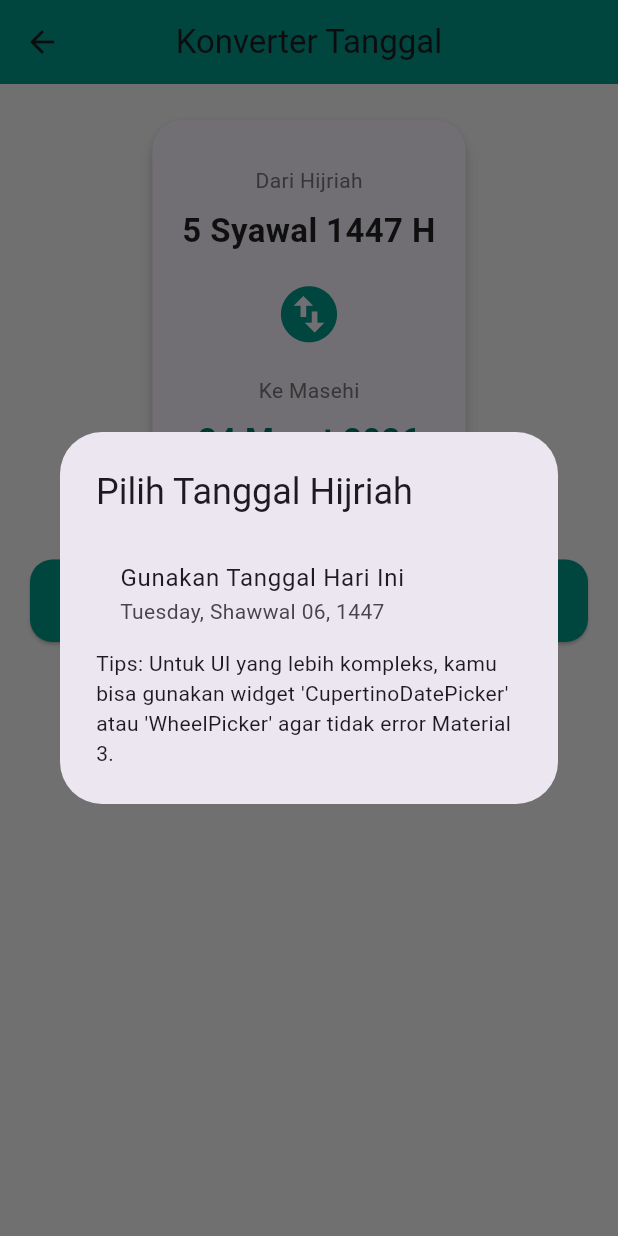
After one commit to naxrel/mobilemodul4, a Flutter app: the DateConverterPage screen opened directly, after a tap on the "swap vertical circle" icon, after a tap on "Pilih Tanggal", on a phone screen of 412 x 824 dp. The commit adds this screen. Run offline on Flutter 3.47's test engine with Material 3 defaults, Android fonts, the phone set to English and light mode, and no system bars; our stand-ins replace hijri, math_expressions.

Commit message:
tambah fitur convert masehi ke hijriah

```diff
--- a/lib/main.dart
+++ b/lib/main.dart
@@ -1,7 +1,10 @@
 import 'package:flutter/material.dart';
+import 'package:intl/date_symbol_data_local.dart';
 import 'screens/login_screen.dart';
 
-void main() {
+Future<void> main() async {
+  WidgetsFlutterBinding.ensureInitialized();
+  await initializeDateFormatting('id_ID');
   runApp(const MainApp());
 }
 
--- a/lib/screens/calculator_screen.dart
+++ b/lib/screens/calculator_screen.dart
@@ -62,6 +62,8 @@ class _CalculatorViewState extends State<CalculatorView> {
                   alignment: Alignment.centerRight,
                   child: Text(
                     userInput,
+                    overflow: TextOverflow.ellipsis,
+                    maxLines: 4,
                     style: const TextStyle(fontSize: 18, color: Colors.white),
                   ),
                 ),
--- /dev/null
+++ b/lib/screens/date_converter_page.dart
@@ -0,0 +1,208 @@
+import 'package:flutter/material.dart';
+import 'package:hijri/hijri_calendar.dart';
+import 'package:intl/intl.dart';
+
+class DateConverterPage extends StatefulWidget {
+  @override
+  _DateConverterPageState createState() => _DateConverterPageState();
+}
+
+class _DateConverterPageState extends State<DateConverterPage> {
+  bool isMasehiToHijri = true;
+  DateTime selectedDate = DateTime.now();
+  late HijriCalendar _selectedHijri;
+
+  Future<void> _pilihTanggalMasehi(BuildContext context) async {
+    final DateTime? picked = await showDatePicker(
+      context: context,
+      initialDate: selectedDate,
+      firstDate: DateTime(1900),
+      lastDate: DateTime(2100),
+    );
+    if (picked != null && picked != selectedDate) {
+      setState(() {
+        selectedDate = picked;
+      });
+    }
+  }
+
+  @override
+  void initState() {
+    // TODO: implement initState
+    super.initState();
+    _selectedHijri = HijriCalendar.fromDate(selectedDate);
+  }
+  String get masehiToHijri {
+    var h = HijriCalendar.fromDate(selectedDate);
+    // Format: Tanggal NamaBulan Tahun H
+    return "${h.hDay} ${h.longMonthName} ${h.hYear} H";
+  }
+
+  // FUNGSI 2: Konversi Hijriah ke Masehi
+  String get hijriToMasehi {
+    // Mengambil objek DateTime dari input Hijriah
+    DateTime g = _selectedHijri.hijriToGregorian(
+        _selectedHijri.hYear,
+        _selectedHijri.hMonth,
+        _selectedHijri.hDay
+    );
+    return DateFormat('dd MMMM yyyy', 'id_ID').format(g);
+  }
+
+  // FUNGSI 3: Handler saat User pilih tanggal Masehi
+  Future<void> _pilihMasehi() async {
+    final DateTime? picked = await showDatePicker(
+      context: context,
+      initialDate: selectedDate,
+      firstDate: DateTime(1900),
+      lastDate: DateTime(2100),
+    );
+    if (picked != null) {
+      setState(() {
+        selectedDate = picked;
+        // Sinkronkan objek hijri agar saat di-swap datanya sama
+        _selectedHijri = HijriCalendar.fromDate(picked);
+      });
+    }
+  }
+
+  void toggleDirection() {
+    setState(() {
+      isMasehiToHijri = !isMasehiToHijri;
+    });
+  }
+
+  @override
+  Widget build(BuildContext context) {
+    return Scaffold(
+      backgroundColor: Colors.grey[100],
+      appBar: AppBar(
+        title: Text("Konverter Tanggal"),
+        centerTitle: true,
+        backgroundColor: Colors.teal,
+        elevation: 0,
+      ),
+      body: Padding(
+        padding: const EdgeInsets.all(20.0),
+        child: Column(
+          children: [
+            // Card Input & Output
+            Card(
+              shape: RoundedRectangleBorder(borderRadius: BorderRadius.circular(20)),
+              elevation: 4,
+              child: Padding(
+                padding: const EdgeInsets.symmetric(vertical: 30, horizontal: 20),
+                child: Column(
+                  children: [
+                    _buildDateSection(
+                      label: isMasehiToHijri ? "Dari Masehi" : "Dari Hijriah",
+                      value: isMasehiToHijri
+                          ? DateFormat('dd MMMM yyyy', 'id_ID').format(selectedDate)
+                          : "5 Syawal 1447 H", // Simulasi input Hijriah
+                      isInput: true,
+                    ),
+
+                    const SizedBox(height: 10),
+
+                    // Tombol Swap Tengah
+                    IconButton(
+                      icon: Icon(Icons.swap_vert_circle, size: 45, color: Colors.teal),
+                      onPressed: toggleDirection,
+                    ),
+
+                    const SizedBox(height: 10),
+
+                    _buildDateSection(
+                      label: isMasehiToHijri ? "Ke Hijriah" : "Ke Masehi",
+                      value: isMasehiToHijri ? masehiToHijri : hijriToMasehi,
+                      isInput: false,
+                    ),
+                  ],
+                ),
+              ),
+            ),
+
+            const SizedBox(height: 30),
+
+            // Tombol Pilih Tanggal
+            SizedBox(
+              width: double.infinity,
+              height: 55,
+              child: ElevatedButton.icon(
+                onPressed: () async {
+                  if (isMasehiToHijri) {
+                    _pilihTanggalMasehi(context);
+                  } else {
+                    _pilihTanggalHijriahCustom(context);
+                  }
+                },
+                icon: Icon(Icons.calendar_month),
+                label: Text("Pilih Tanggal", style: TextStyle(fontSize: 16)),
+                style: ElevatedButton.styleFrom(
+                  backgroundColor: Colors.teal,
+                  shape: RoundedRectangleBorder(borderRadius: BorderRadius.circular(15)),
+                ),
+              ),
+            ),
+          ],
+        ),
+      ),
+    );
+  }
+
+  Widget _buildDateSection({required String label, required String value, required bool isInput}) {
+    return Column(
+      children: [
+        Text(label, style: TextStyle(color: Colors.grey[600], fontSize: 14)),
+        const SizedBox(height: 8),
+        Text(
+          value,
+          style: TextStyle(
+              fontSize: 22,
+              fontWeight: FontWeight.bold,
+              color: isInput ? Colors.black87 : Colors.teal[700]
+          ),
+          textAlign: TextAlign.center,
+        ),
+      ],
+    );
+  }
+
+  Future<void> _pilihTanggalHijriahCustom(BuildContext context) async {
+    final HijriCalendar now = HijriCalendar.now();
+
+    // Kita buat dialog sederhana berisi list bulan & tahun
+    // Atau cara paling simpel: gunakan showDialog
+    showDialog(
+      context: context,
+      builder: (context) {
+        return AlertDialog(
+          title: Text("Pilih Tanggal Hijriah"),
+          content: Container(
+            width: double.maxFinite,
+            child: Column(
+              mainAxisSize: MainAxisSize.min,
+              children: [
+                // Di sini kamu bisa buat UI slider atau list sederhana
+                // Sebagai contoh cepat, kita simulasikan pemilihan:
+                ListTile(
+                  title: Text("Gunakan Tanggal Hari Ini"),
+                  subtitle: Text(now.fullDate()),
+                  onTap: () {
+                    setState(() {
+                      // logic konversi balik ke masehi
+                      selectedDate = now.hijriToGregorian(now.hYear, now.hMonth, now.hDay);
+                    });
+                    Navigator.pop(context);
+                  },
+                ),
+                Text("Tips: Untuk UI yang lebih kompleks, kamu bisa gunakan widget 'CupertinoDatePicker' atau 'WheelPicker' agar tidak error Material 3."),
+              ],
+            ),
+          ),
+        );
+      },
+    );
+  }
+
+}
--- a/pubspec.yaml
+++ b/pubspec.yaml
@@ -9,6 +9,8 @@ environment:
 dependencies:
   flutter:
     sdk: flutter
+  hijri: ^3.0.0
+  intl: ^0.20.2
   math_expressions: ^3.1.0
 
 dev_dependencies:
```
Also changed, not shown: lib/screens/main_page.dart (+11 -7 lines), pubspec.lock.
